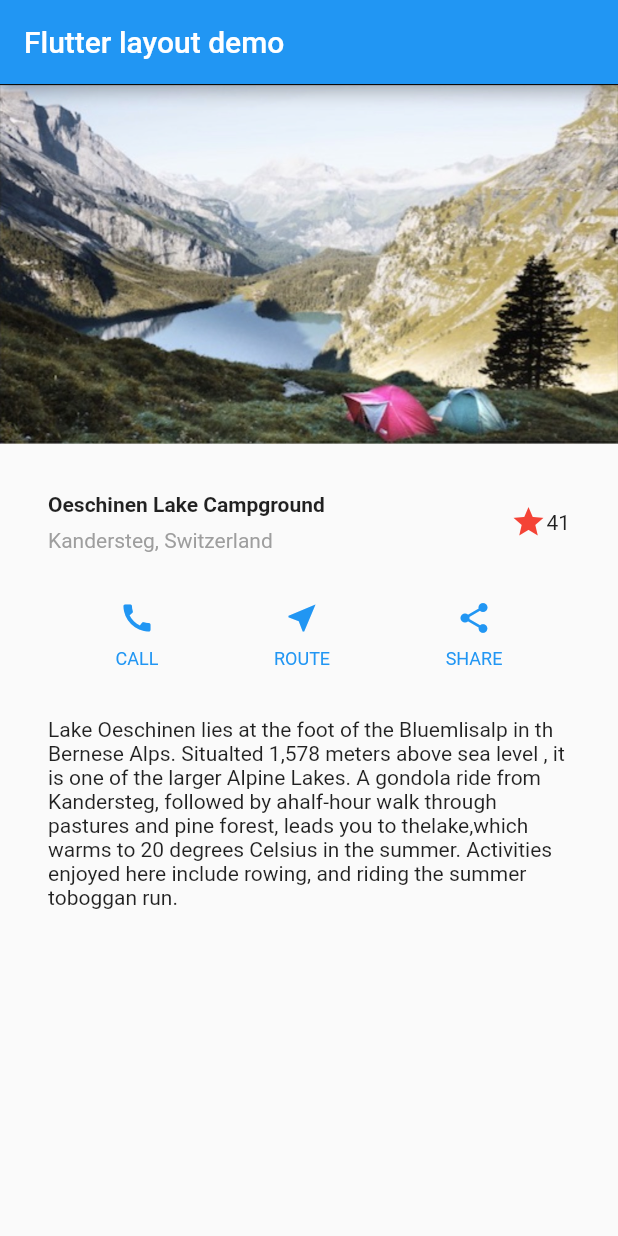
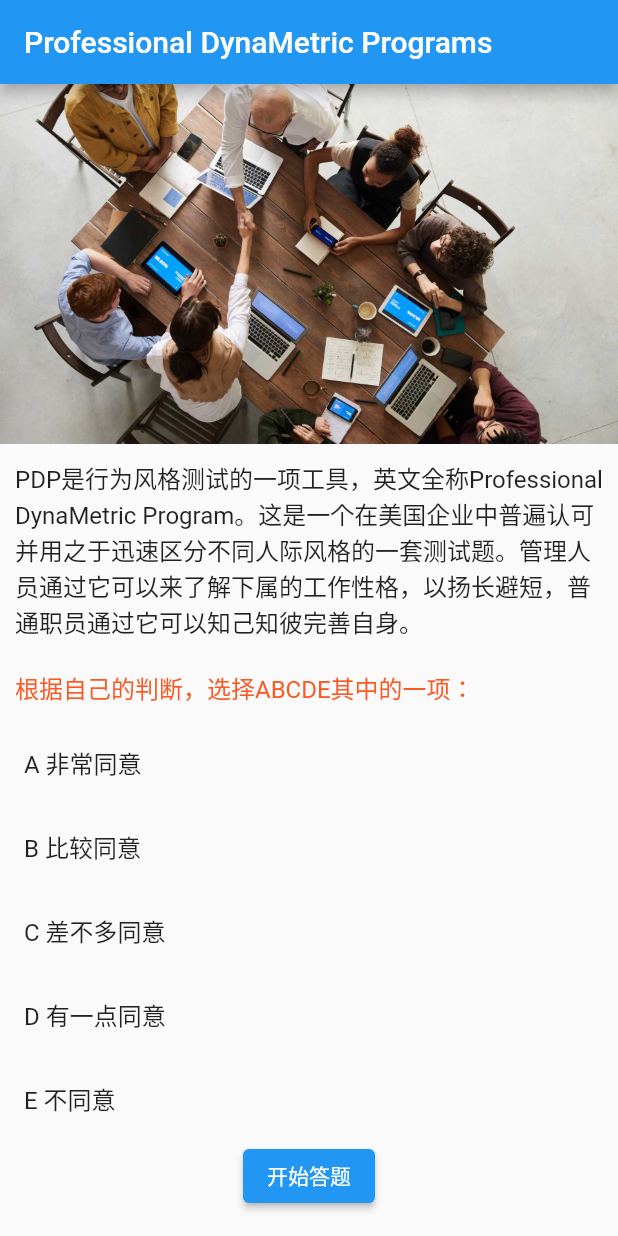
Before and after one commit to BobJackson/pdp, a Flutter app: the screen it shows after launch, on a phone screen of 412 x 824 dp. Run offline on Flutter 3.47's test engine with Material 2 defaults, Android fonts, the phone set to English and light mode, and no system bars.

Commit message:
构建主界面

```diff
--- a/lib/main.dart
+++ b/lib/main.dart
@@ -1,8 +1,7 @@
 import 'package:flutter/material.dart';
 
-import 'mylake.dart';
+import 'pdp.dart';
 
 void main() {
-  // runApp(const Lake());
-  runApp(const MyLake());
+  runApp(const Pdp());
 }
--- /dev/null
+++ b/lib/pdp.dart
@@ -0,0 +1,84 @@
+import 'package:flutter/material.dart';
+
+class Pdp extends StatelessWidget {
+  const Pdp({Key? key}) : super(key: key);
+
+  @override
+  Widget build(BuildContext context) {
+    Widget titleSection = const Padding(
+      padding: EdgeInsets.all(10),
+      child: Text(
+        'PDP是行为风格测试的一项工具，英文全称Professional DynaMetric Program。'
+        '这是一个在美国企业中普遍认可并用之于迅速区分不同人际风格的一套测试题。'
+        '管理人员通过它可以来了解下属的工作性格，以扬长避短，普通职员通过它可以知己知彼完善自身。',
+        softWrap: true,
+        style: TextStyle(fontSize: 16),
+      ),
+    );
+
+    Widget subTitleSection = const Padding(
+      padding: EdgeInsets.all(10),
+      child: Text(
+        '根据自己的判断，选择ABCDE其中的一项：',
+        softWrap: true,
+        style: TextStyle(fontSize: 16, color: Colors.deepOrange),
+      ),
+    );
+
+    Widget answerATile = const ListTile(
+      title: Text('A 非常同意'),
+    );
+    Widget answerBTile = const ListTile(
+      title: Text('B 比较同意'),
+    );
+    Widget answerCTile = const ListTile(
+      title: Text('C 差不多同意'),
+    );
+    Widget answerDTile = const ListTile(
+      title: Text('D 有一点同意'),
+    );
+    Widget answerETile = const ListTile(
+      title: Text('E 不同意'),
+    );
+
+    Widget beginToPlay = Center(
+      child: Column(
+        mainAxisSize: MainAxisSize.min,
+        children: [
+          ElevatedButton(onPressed: goToPlay, child: const Text('开始答题')),
+        ],
+      ),
+    );
+
+    return MaterialApp(
+      title: 'Professional DynaMetric Programs',
+      home: Scaffold(
+        appBar: AppBar(
+          title: const Text('Professional DynaMetric Programs'),
+        ),
+        body: ListView(
+          children: [
+            Image.asset(
+              'images/pdp-overview.jpeg',
+              width: 600,
+              height: 240,
+              fit: BoxFit.cover,
+            ),
+            titleSection,
+            subTitleSection,
+            answerATile,
+            answerBTile,
+            answerCTile,
+            answerDTile,
+            answerETile,
+            beginToPlay,
+          ],
+        ),
+      ),
+    );
+  }
+
+  void goToPlay() {
+    print('Clicked !');
+  }
+}
--- a/pubspec.yaml
+++ b/pubspec.yaml
@@ -24,3 +24,4 @@ flutter:
   uses-material-design: true
   assets:
    - images/lake.jpg
+   - images/pdp-overview.jpeg
```
Also changed, not shown: images/pdp-overview.jpeg (added).
